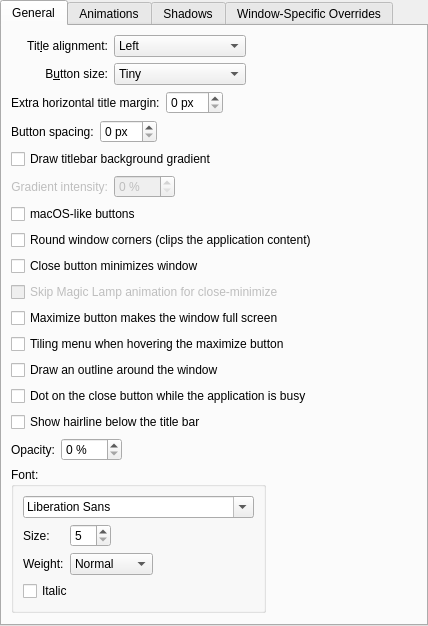
First picture: the form in pearos-window-borders/config/ui/breezeconfigurationui.ui, repository Pear-Project/dpkg, before the edit.
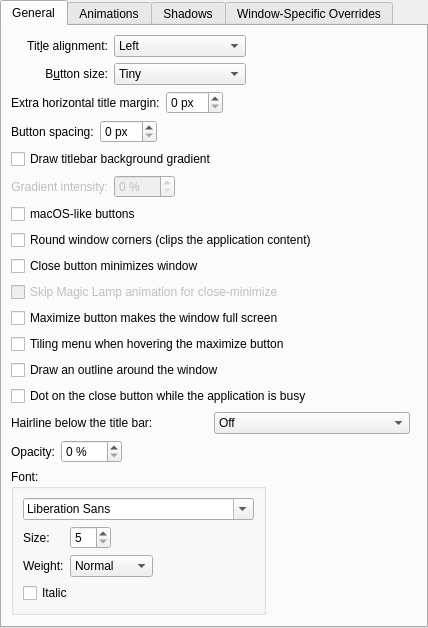
Second picture: the form after the edit. Custom widgets are drawn as their Qt base class.

The edit to the form file:
```diff
--- a/pearos-window-borders/config/ui/breezeconfigurationui.ui
+++ b/pearos-window-borders/config/ui/breezeconfigurationui.ui
@@ -274,11 +274,44 @@
         </widget>
        </item>
        <item row="14" column="0" colspan="3">
-        <widget class="QCheckBox" name="showHairline">
-         <property name="text">
-          <string>Show hairline below the title bar</string>
-         </property>
-        </widget>
+        <layout class="QHBoxLayout" name="horizontalLayout_hairline">
+         <item>
+          <widget class="QLabel" name="label_hairline">
+           <property name="text">
+            <string>Hairline below the title bar:</string>
+           </property>
+           <property name="buddy">
+            <cstring>hairlineMode</cstring>
+           </property>
+          </widget>
+         </item>
+         <item>
+          <widget class="QComboBox" name="hairlineMode">
+           <item>
+            <property name="text">
+             <string comment="@item:inlistbox Hairline below the title bar:">Off</string>
+            </property>
+           </item>
+           <item>
+            <property name="text">
+             <string comment="@item:inlistbox Hairline below the title bar:">On</string>
+            </property>
+           </item>
+           <item>
+            <property name="text">
+             <string comment="@item:inlistbox Hairline below the title bar:">Auto (show on hover)</string>
+            </property>
+           </item>
+          </widget>
+         </item>
+         <item>
+          <spacer name="horizontalSpacer_hairline">
+           <property name="orientation">
+            <enum>Qt::Horizontal</enum>
+           </property>
+          </spacer>
+         </item>
+        </layout>
        </item>
        <item row="15" column="0" colspan="3">
         <layout class="QGridLayout" name="gridLayout_2" columnstretch="0,0,0,1">
```
